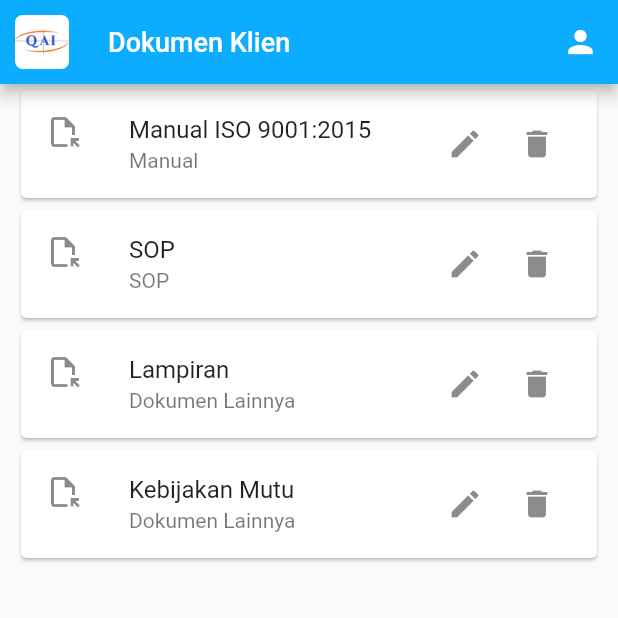
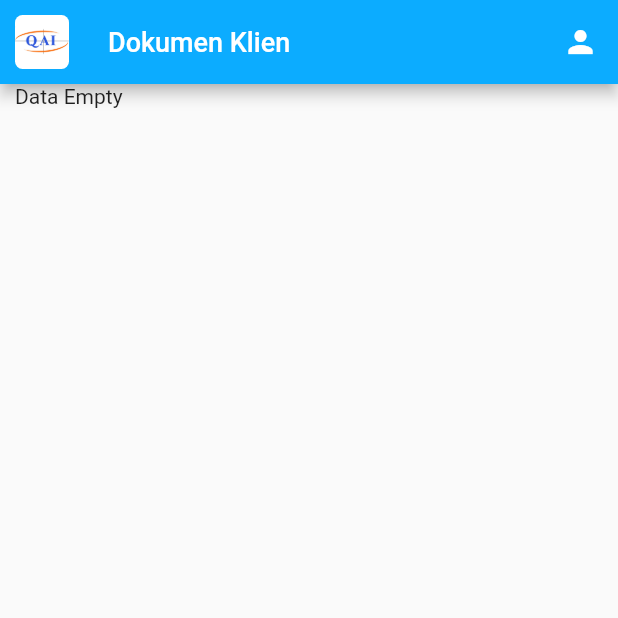
Before and after one commit to sirojjy/qims_mobile, a Flutter app: the DokumenClient screen opened by its route, on a phone screen of 412 x 824 dp, the top half of it. Run offline on Flutter 3.47's test engine with Material 2 defaults, Android fonts, the phone set to English and light mode, and no system bars; our stand-ins replace bloc, equatable, flutter_bloc, shared_preferences; missing offline and left inert: circular_bottom_navigation, enhance_stepper, maps_launcher, rounded_expansion_tile, syncfusion_flutter_pdfviewer; accounts and stored records are empty.

Commit message:
Dashboard bloc 5

```diff
--- a/lib/dashboard_client/ui/bloc/dashboard_bloc.dart
+++ b/lib/dashboard_client/ui/bloc/dashboard_bloc.dart
@@ -79,6 +79,5 @@ class DashboardBloc extends Bloc<DashboardEvent, DashboardState> {
         )
       );
     }
-
   }
 }
--- a/lib/dashboard_client/ui/screen/dashboard_client.dart
+++ b/lib/dashboard_client/ui/screen/dashboard_client.dart
@@ -244,8 +244,8 @@ class _DashboardClientState extends State<DashboardClient> {
                                                   elevation: 16,
                                                   child: Container(
                                                     child: SfPdfViewer.network(
-                                                      // '${state.sert}',
-                                                      'https://cdn.syncfusion.com/content/PDFViewer/flutter-succinctly.pdf',
+                                                      'http://123.100.226.123:3010/file_uploads/sertifikat/${state.sert}',
+                                                      // 'https://cdn.syncfusion.com/content/PDFViewer/flutter-succinctly.pdf',
                                                       key: _pdfViewerKey,
                                                     ),
                                                   ),
--- a/lib/dokumen/ui/bloc/dokumen_bloc.dart
+++ b/lib/dokumen/ui/bloc/dokumen_bloc.dart
@@ -1,15 +1,82 @@
 import 'dart:async';
+import 'dart:convert';
 
 import 'package:bloc/bloc.dart';
+import 'package:equatable/equatable.dart';
 import 'package:meta/meta.dart';
+import 'package:qims_mobile/dashboard_client/ui/bloc/dashboard_bloc.dart';
+import 'package:http/http.dart' as http;
+import 'package:qims_mobile/dokumen/model/dokumen_model.dart';
+import 'package:qims_mobile/share/api_constant.dart';
+import 'package:shared_preferences/shared_preferences.dart';
 
 part 'dokumen_event.dart';
 part 'dokumen_state.dart';
 
 class DokumenBloc extends Bloc<DokumenEvent, DokumenState> {
-  DokumenBloc() : super(DokumenInitial()) {
-    on<DokumenEvent>((event, emit) {
-      // TODO: implement event handler
-    });
+  DokumenBloc() : super(DokumenState(data: [])) {
+    on<DokumenEvent>(_validateToDokumen);
+  }
+
+  FutureOr<void> _validateToDokumen(DokumenEvent event, Emitter<DokumenState> emit) async{
+    SharedPreferences prefs = await SharedPreferences.getInstance();
+    var data = <DokumenModel>[];
+    emit(
+      state.copyWith(
+        status: DokumenStateStatus.loading
+      )
+    );
+
+    try{
+      var url = Uri.parse(ApiConstant.viewDokCenter);
+      var request = await http.post(
+          url,
+          body: {
+            'id_klien' : prefs.getString('id_klien'),
+          }
+      );
+
+      var response = jsonDecode(request.body);
+      // if(response['status'] == 'fail') {
+      //   print('NDENE RA SIH? 1');
+      //   emit(
+      //       state.copyWith(
+      //         message:response['error_msg'],
+      //         status: DokumenStateStatus.error,
+      //       )
+      //   );
+      // } else {
+        print('NDENE RA SIH? 2');
+        for(int i=0; i<response.length; i++){
+          data.add(DokumenModel(
+            namaDokumen: response[i]['nama_dok'],
+            jenisDok: response[i]['jenis_dok'] == '0' ? 'Manual' : response[i]['jenis_dok'] == '1' ? 'Prosedur' : 'Lainya',
+            fileDok: 'http://123.100.226.123:3010/file_uploads/dok_center/${response[i]['file_dok']}'
+          ));
+        }
+
+
+        //CEK Perulangan
+        for(int i=0; i<data.length; i++){
+          // print('HALOO : ${data[i].namaDokumen}');
+          //CEK FileDok
+          // print('URL : ${data[i].fileDok}');
+        }
+        emit(
+          state.copyWith(
+            status: DokumenStateStatus.success,
+            data: data
+          )
+        );
+      // }
+    } catch (error) {
+      print('NDENE RA SIH? 3$error}');
+      emit(
+        state.copyWith(
+          status: DokumenStateStatus.error,
+          data: data
+        )
+      );
+    }
   }
 }
--- a/lib/dokumen/ui/bloc/dokumen_event.dart
+++ b/lib/dokumen/ui/bloc/dokumen_event.dart
@@ -1,4 +1,10 @@
 part of 'dokumen_bloc.dart';
 
-@immutable
-abstract class DokumenEvent {}
+class DokumenEvent extends Equatable{
+  @override
+  List<Object> get props => [];
+}
+
+class OnDokumenEvent extends DokumenEvent {
+
+}
--- a/lib/dokumen/ui/bloc/dokumen_state.dart
+++ b/lib/dokumen/ui/bloc/dokumen_state.dart
@@ -1,6 +1,46 @@
 part of 'dokumen_bloc.dart';
 
-@immutable
-abstract class DokumenState {}
+enum DokumenStateStatus { initial, success, error, loading}
 
-class DokumenInitial extends DokumenState {}
+extension DokumenInitial on DokumenStateStatus {
+  bool get isInitial => this == DokumenStateStatus.initial;
+  bool get success => this == DokumenStateStatus.success;
+  bool get error => this == DokumenStateStatus.error;
+  bool get loading => this == DokumenStateStatus.loading;
+}
+
+class DokumenState extends Equatable {
+
+
+  DokumenState({
+    this.status = DokumenStateStatus.initial,
+    this.message,
+    required this.data
+});
+  final DokumenStateStatus? status;
+  final String? message;
+  final List<DokumenModel> data;
+
+
+  @override
+  // TODO: implement props
+  List<Object?> get props => [
+    status,
+    message,
+    data
+  ];
+
+  DokumenState copyWith({
+     DokumenStateStatus? status,
+     String? message,
+    List<DokumenModel>? data
+}){
+    return DokumenState(
+      status: status ?? this.status,
+      message: message ?? this.message,
+      data: data ?? this.data
+    );
+}
+
+
+}
--- a/lib/dokumen/ui/screen/dokumen_klien.dart
+++ b/lib/dokumen/ui/screen/dokumen_klien.dart
@@ -1,6 +1,11 @@
 import 'package:flutter/material.dart';
+import 'package:flutter_bloc/flutter_bloc.dart';
+import 'package:qims_mobile/dashboard_client/ui/bloc/dashboard_bloc.dart';
+import 'package:qims_mobile/dokumen/ui/bloc/dokumen_bloc.dart';
 import 'package:qims_mobile/share/custom_appbar.dart';
 import 'package:qims_mobile/share/custom_list.dart';
+import 'package:shared_preferences/shared_preferences.dart';
+import 'package:syncfusion_flutter_pdfviewer/pdfviewer.dart';
 import '../../../share/custom_collapse.dart';
 
 
@@ -14,16 +19,25 @@ class DokumenClient extends StatefulWidget {
   State<DokumenClient> createState() => _DokumenClientState();
 }
 
-// class Item {
-//   Item(this.name, this.icon);
-//   final String name;
-//   final Icon icon;
-//
-// }
 
 class _DokumenClientState extends State<DokumenClient> {
   final List<String> judul_doc = ['Manual ISO 9001:2015', 'SOP', 'Lampiran', 'Kebijakan Mutu'];
   final List<String> jenis_doc = ['Manual', 'SOP', 'Dokumen Lainnya', 'Dokumen Lainnya'];
+  SharedPreferences? pref;
+
+  //PDF Viewer
+  final GlobalKey<SfPdfViewerState> _pdfViewerKey = GlobalKey();
+
+  @override
+  void initState() {
+    BlocProvider.of<DokumenBloc>(context).add(OnDokumenEvent());
+    getPref();
+  }
+  void getPref() async{
+    pref = await SharedPreferences.getInstance();
+  }
+
+
   // List<Item> itemenu = [];
   //  = <Item>[
   //   Item('Edit', Icon(Icons.edit)),
@@ -53,29 +67,50 @@ class _DokumenClientState extends State<DokumenClient> {
         appBar: const CustomAppBar(
           judul: 'Dokumen Klien',
         ),
-        body: SingleChildScrollView(
-          child: Container(
-            padding: EdgeInsets.only(left: 10, right: 10),
-            child: ListView.builder(
-              scrollDirection: Axis.vertical,
-              shrinkWrap: true,
-              itemCount: judul_doc.length,
+        body: BlocBuilder<DokumenBloc, DokumenState> (
+          builder: (context, state){
+            return Container(
+              padding: const EdgeInsets.only(left: 10, right: 10),
+              child: state.data.isNotEmpty
+                  ?
+              ListView.builder(
+                itemCount: state.data.length,
                 itemBuilder: (context, index) {
                   return Card(
+
                     child: ListTile(
-                    leading: Icon(Icons.file_open_outlined),
-                    title: Text(judul_doc[index]),
-                    subtitle: Text(jenis_doc[index]),
+                        leading: GestureDetector(
+                          child: Icon(Icons.file_open_outlined),
+                          onTap: () {
+                            showDialog(
+                                context: context,
+                                builder: (context) {
+                                  return Dialog(
+                                    shape: RoundedRectangleBorder(borderRadius: BorderRadius.circular(20)),
+                                    // elevation: 16,
+                                    child: Container(
+                                      child: SfPdfViewer.network(
+                                        '${state.data[index].fileDok}',
+                                        key: _pdfViewerKey,
+                                      ),
+                                    ),
+                                  );
+                                }
+                            );
+                          },
+                        ),
+                        title: Text('${state.data[index].namaDokumen}'),
+                        subtitle: Text('${state.data[index].jenisDok}'),
                         trailing: Row(
                           mainAxisSize: MainAxisSize.min,
                           children: [
                             IconButton(
-                          icon: Icon(Icons.edit),
+                              icon: const Icon(Icons.edit),
                               onPressed: (){},
                             ),
                             // SizedBox(width: 20,),
                             IconButton(
-                          icon: Icon(Icons.delete),
+                              icon: const Icon(Icons.delete),
                               onPressed: (){},
                             ),
                           ],
@@ -107,10 +142,14 @@ class _DokumenClientState extends State<DokumenClient> {
                       //   value: _item,
                       // ),
                     ),
+
                   );
                 },
-            ),
-          ),
+              )
+                  :
+              const Text('Data Empty'),
+            );
+          },
         ),
       ),
     );
--- a/lib/main.dart
+++ b/lib/main.dart
@@ -4,6 +4,7 @@ import 'package:qims_mobile/aut_modul/ui/screen/register.dart';
 import 'package:qims_mobile/dashboard_client/ui/bloc/dashboard_bloc.dart';
 import 'package:qims_mobile/dashboard_client/ui/screen/audit_client.dart';
 import 'package:qims_mobile/dashboard_client/ui/screen/dashboard_client.dart';
+import 'package:qims_mobile/dokumen/ui/bloc/dokumen_bloc.dart';
 import 'package:qims_mobile/dokumen/ui/screen/dokumen_klien.dart';
 import 'package:qims_mobile/dashboard_client/ui/screen/post_audit.dart';
 import 'package:qims_mobile/pra_audit_client/ui/screen/pra_audit_client.dart';
@@ -19,7 +20,8 @@ void main() {
       MultiBlocProvider(
         providers: [
           BlocProvider(create: (BuildContext context) => AuthBloc()),
-          BlocProvider(create: (BuildContext context) => DashboardBloc())
+          BlocProvider(create: (BuildContext context) => DashboardBloc()),
+          BlocProvider(create: (BuildContext context) => DokumenBloc()),
         ],
         child: const MyApp(),
       )
```
Lines whose indentation alone changed are shown as unchanged.
